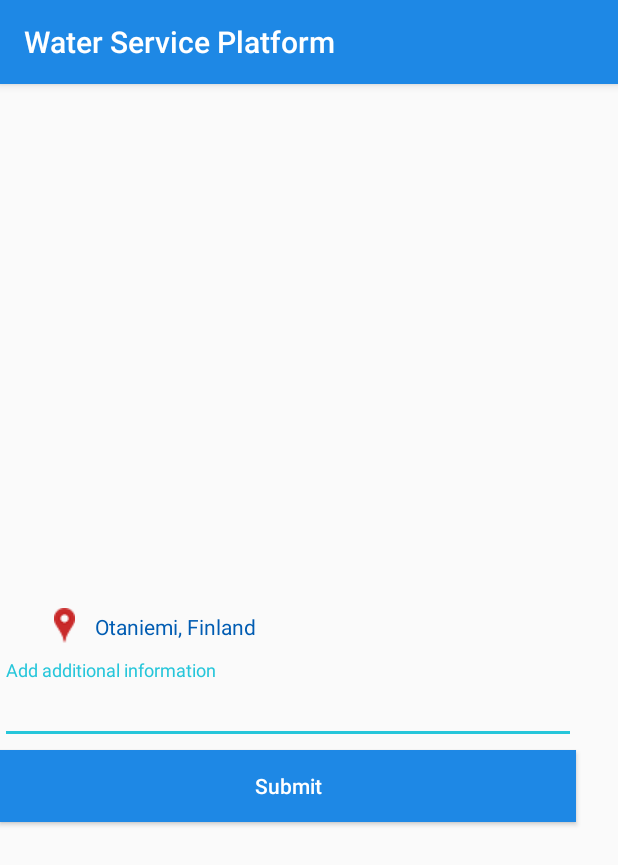
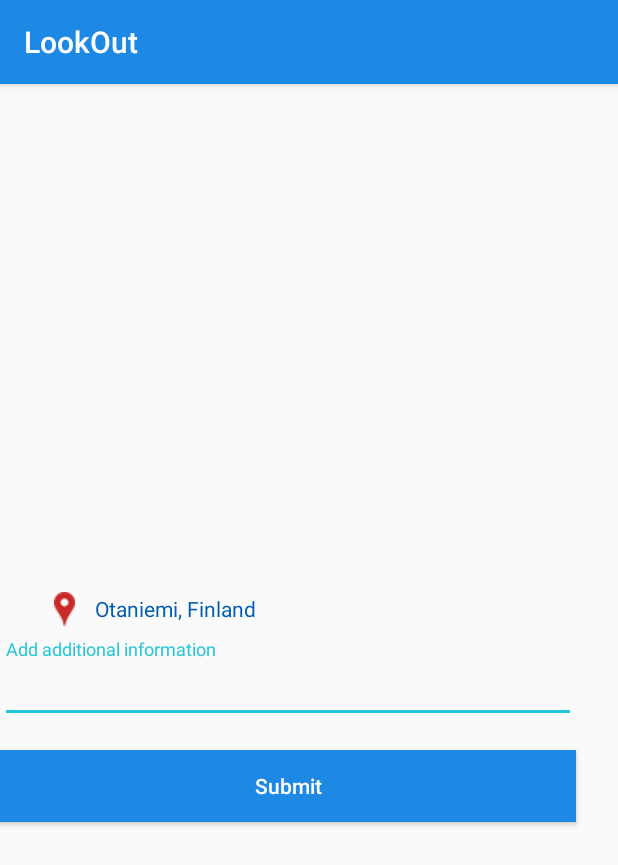
Before and after one commit to AlinaNicolae/Water-Service-Platform, an Android app: the Form screen opened directly, with no data from a screen before it, on a phone screen of 412 x 824 dp. Shown: the top 865 px of the screen. Run offline under Robolectric (Android 15) with nearby library versions, the phone set to English and light mode, and no system bars; libraries missing offline, so code that uses them is left out: com.esri.arcgisruntime.

Commit message:
visual changes

```diff
--- a/app/src/main/AndroidManifest.xml
+++ b/app/src/main/AndroidManifest.xml
@@ -42,7 +42,6 @@
         <activity android:name=".CardView" />
         <activity
             android:name=".DrawerActivity"
-            android:label="@string/title_activity_drawer"
             android:theme="@style/AppTheme.NoActionBar" />
         <activity
             android:name=".MapActivity"
--- a/app/src/main/res/layout/activity_card_view.xml
+++ b/app/src/main/res/layout/activity_card_view.xml
@@ -44,8 +44,7 @@
                         android:id="@+id/cardView1"
                         android:layout_width="match_parent"
                         android:layout_height="160dp"
-                        android:scaleType="fitCenter"
-                        android:src="@android:drawable/ic_menu_mapmode" />
+                        android:scaleType="fitCenter" />
                     <TextView
                         android:layout_width="wrap_content"
                         android:layout_height="wrap_content"
--- a/app/src/main/res/layout/activity_form.xml
+++ b/app/src/main/res/layout/activity_form.xml
@@ -11,7 +11,7 @@
     <ImageView
         android:id="@+id/imageView"
         android:layout_width="384dp"
-        android:layout_height="349dp"
+        android:layout_height="320dp"
         app:layout_constraintLeft_toLeftOf="parent"
         app:layout_constraintRight_toRightOf="parent"
         app:layout_constraintTop_toTopOf="parent" />
@@ -20,7 +20,7 @@
         android:id="@+id/textInputLayout"
         android:layout_width="384dp"
         android:layout_height="67dp"
-        android:layout_marginTop="384dp"
+        android:layout_marginTop="370dp"
         app:layout_constraintHorizontal_bias="0.0"
         app:layout_constraintLeft_toLeftOf="parent"
         app:layout_constraintRight_toRightOf="parent"
@@ -40,7 +40,7 @@
         android:layout_width="166dp"
         android:layout_height="30dp"
         android:layout_gravity="bottom|end"
-        android:layout_marginTop="346dp"
+        android:layout_marginTop="335dp"
         android:elevation="5dp"
         android:paddingRight="105dp"
         android:scaleType="center"
@@ -55,7 +55,7 @@
         android:layout_width="139dp"
         android:layout_height="24dp"
         android:layout_marginLeft="1dp"
-        android:layout_marginTop="352dp"
+        android:layout_marginTop="340dp"
         android:text="Otaniemi, Finland"
         android:textColor="@color/colorPrimaryDark"
         app:layout_constraintHorizontal_bias="0.229"
--- a/app/src/main/res/values/strings.xml
+++ b/app/src/main/res/values/strings.xml
@@ -1,6 +1,5 @@
 <resources>
-    <string name="app_name">Water Service Platform</string>
-    <string name="title_activity_drawer">DrawerActivity</string>
+    <string name="app_name">LookOut</string>
 
     <string name="navigation_drawer_open">Open navigation drawer</string>
     <string name="navigation_drawer_close">Close navigation drawer</string>
```
